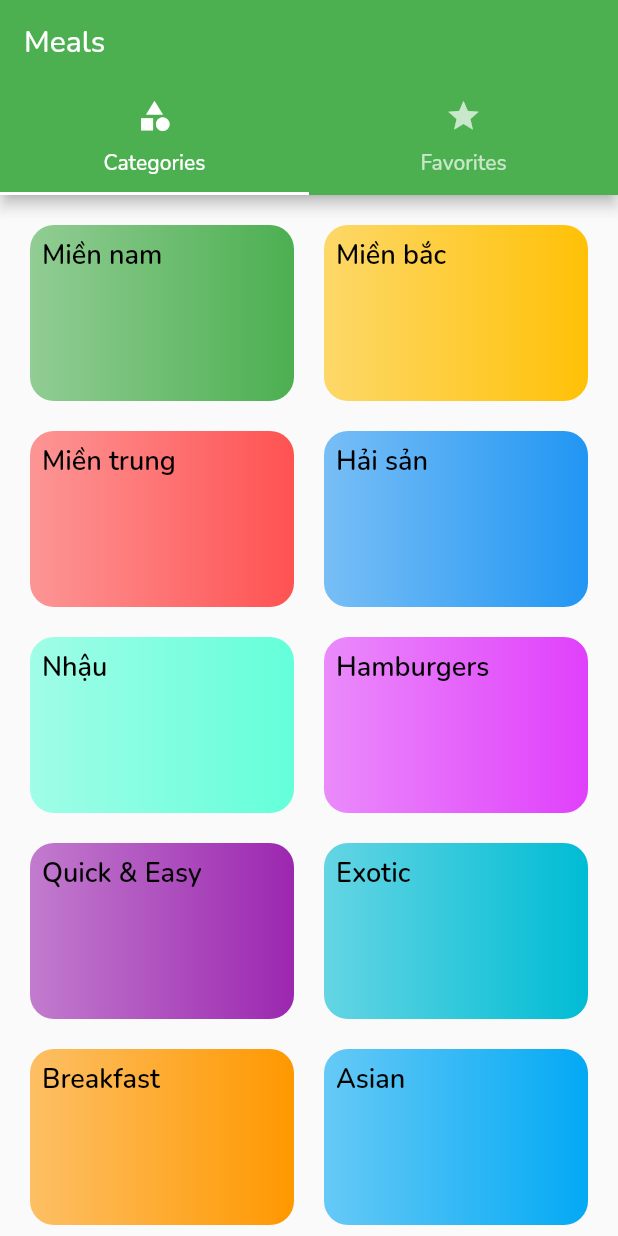
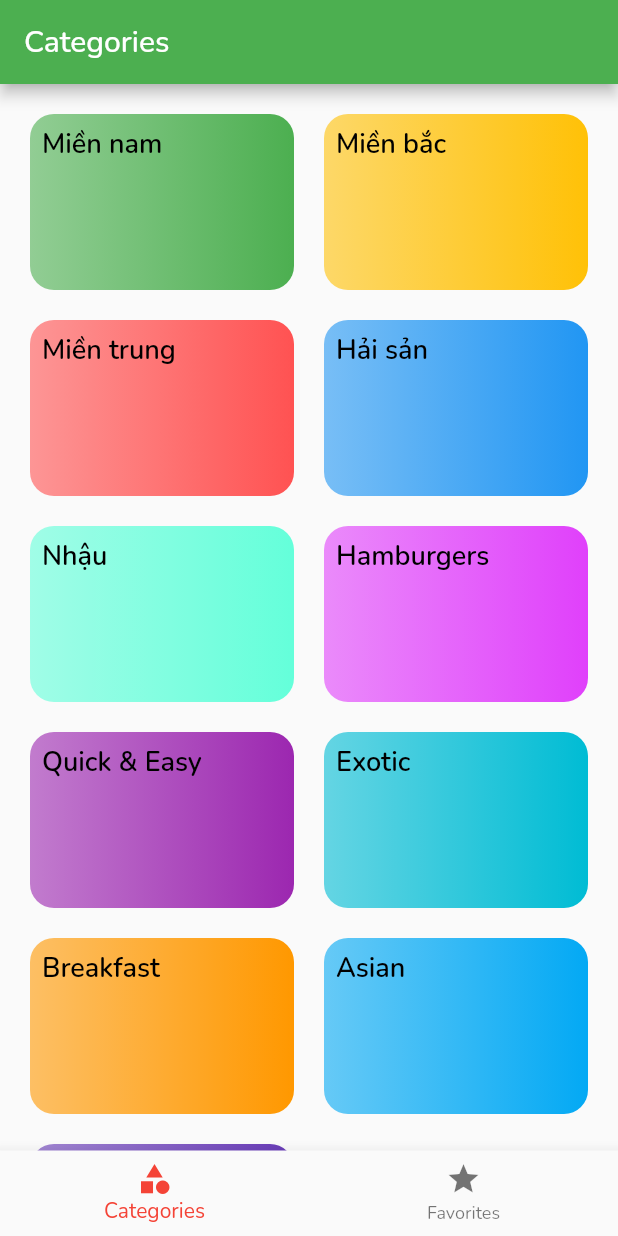
Before and after one commit to bsdaoquang/learning_02_foodapp, a Flutter app: the screen it shows after launch, on a phone screen of 412 x 824 dp. Run offline on Flutter 3.47's test engine with Material 2 defaults, Android fonts, the phone set to English and light mode, and no system bars.

Commit message:
add bottom tab

```diff
--- a/lib/screens/tabs_screen.dart
+++ b/lib/screens/tabs_screen.dart
@@ -10,27 +10,35 @@ class TabsScreen extends StatefulWidget {
 }
 
 class _TabsScreenState extends State<TabsScreen> {
+  final List<Map<String, dynamic>> _pages = [
+    {'page': const CategoriesScreen(), 'title': 'Categories'},
+    {'page': const FavoritesScreen(), 'title': 'Favorites'}
+  ];
+
+  int _selectedPageIndex = 0;
+
+  void _selectedPage(int index) {
+    setState(() {
+      _selectedPageIndex = index;
+    });
+  }
+
   @override
   Widget build(BuildContext context) {
-    return DefaultTabController(
-        length: 2,
-        initialIndex: 0,
-        child: Scaffold(
-          appBar: AppBar(
-            title: const Text('Meals'),
-            bottom: const TabBar(tabs: [
-              Tab(
-                icon: Icon(Icons.category),
-                text: 'Categories',
-              ),
-              Tab(
-                icon: Icon(Icons.star),
-                text: 'Favorites',
-              )
-            ]),
-          ),
-          body: const TabBarView(
-              children: [CategoriesScreen(), FavoritesScreen()]),
-        ));
+    return Scaffold(
+      appBar: AppBar(
+        title: Text(_pages[_selectedPageIndex]['title']),
+      ),
+      body: _pages[_selectedPageIndex]['page'],
+      bottomNavigationBar: BottomNavigationBar(
+          onTap: _selectedPage,
+          currentIndex: _selectedPageIndex,
+          selectedItemColor: Colors.red,
+          items: const [
+            BottomNavigationBarItem(
+                label: 'Categories', icon: Icon(Icons.category)),
+            BottomNavigationBarItem(label: 'Favorites', icon: Icon(Icons.star))
+          ]),
+    );
   }
 }
```
